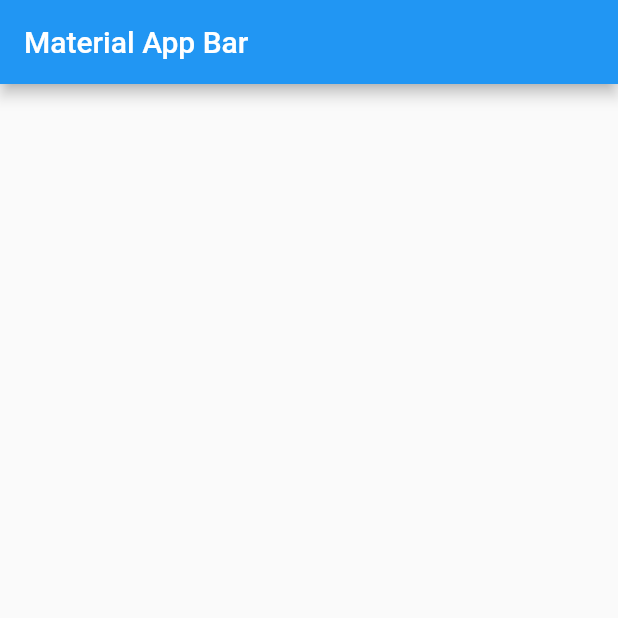
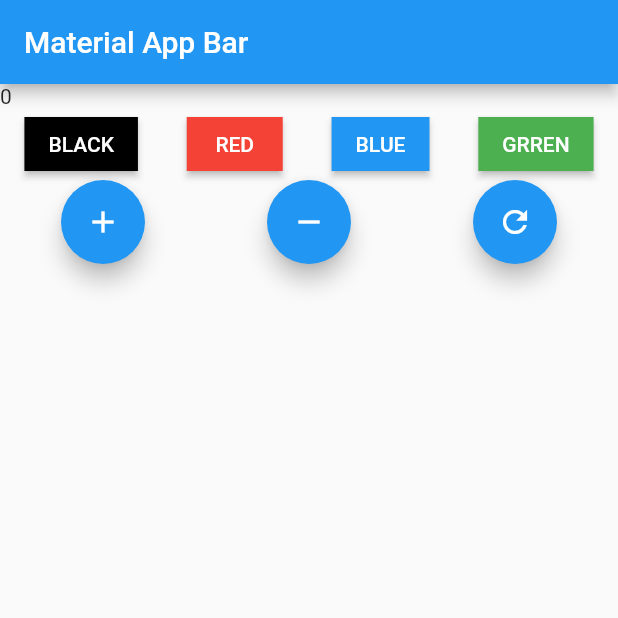
Before and after one commit to HappyFacell/Moviles, a Flutter app: the screen it shows after launch, on a phone screen of 412 x 824 dp, the top half of it. Run offline on Flutter 3.47's test engine with Material 2 defaults, Android fonts, the phone set to English and light mode, and no system bars; our stand-ins replace avatar_glow, bloc, equatable, flutter_bloc, font_awesome_flutter, permission_handler; missing offline and left inert: record.

Commit message:
Cambios y permisos

```diff
--- a/contador_v2/lib/main.dart
+++ b/contador_v2/lib/main.dart
@@ -1,5 +1,7 @@
 import 'package:flutter/material.dart';
 import 'package:contador_v2/pages/home/home_page.dart';
+import 'package:contador_v2/provider/counting_provider.dart';
+import 'package:provider/provider.dart';
 
 void main() => runApp(const MyApp());
 
@@ -14,7 +16,10 @@ class MyApp extends StatelessWidget {
         appBar: AppBar(
           title: const Text('Material App Bar'),
         ),
-        body: HomePage()
+        body: ChangeNotifierProvider(
+          create: (context) => Counting(),
+          child: HomePage(),
+        ),
       ),
     );
   }
--- a/contador_v2/lib/pages/home/home_page.dart
+++ b/contador_v2/lib/pages/home/home_page.dart
@@ -1,10 +1,120 @@
 import 'package:flutter/material.dart';
+import 'package:contador_v2/provider/counting_provider.dart';
+import 'package:provider/provider.dart';
 
-class HomePage extends StatelessWidget {
+enum Colores {white,black, red,blue, green}
+
+class HomePage extends StatelessWidget  {
   const HomePage({super.key});
 
   @override
   Widget build(BuildContext context) {
-    return Container();
+    var temp;
+
+    return Container(
+      child: Column(
+        children: [
+          //Base de color y contador
+          Row(
+            children: [
+              Text("${context.watch<Counting>().getCount}"),
+],
+          ),
+          //Botones de colores
+          Row(
+            mainAxisAlignment: MainAxisAlignment.spaceAround,
+            children: [
+              ElevatedButton(
+                style: ButtonStyle(
+                  shape: MaterialStateProperty.all<RoundedRectangleBorder>(
+                    const RoundedRectangleBorder(
+                      borderRadius: BorderRadius.zero,
+                    ),
+                  ),
+                  backgroundColor:
+                      MaterialStateProperty.all<Color>(Colors.black),
+                ),
+                onPressed: () {
+                  temp = Colores.black.index;
+                  print(temp);
+                },
+                child: const Text("BLACK"),
+              ),
+              ElevatedButton(
+                style: ButtonStyle(
+                  shape: MaterialStateProperty.all<RoundedRectangleBorder>(
+                    const RoundedRectangleBorder(
+                      borderRadius: BorderRadius.zero,
+                    ),
+                  ),
+                  backgroundColor: MaterialStateProperty.all<Color>(Colors.red),
+                ),
+                onPressed: () {
+                  temp = Colores.red.index;
+                  print(temp);
+                },
+                child: const Text("RED"),
+              ),
+              ElevatedButton(
+                style: ButtonStyle(
+                  shape: MaterialStateProperty.all<RoundedRectangleBorder>(
+                    const RoundedRectangleBorder(
+                      borderRadius: BorderRadius.zero,
+                    ),
+                  ),
+                  backgroundColor:
+                      MaterialStateProperty.all<Color>(Colors.blue),
+                ),
+                onPressed: () {
+                  temp = Colores.blue.index;
+                  print(temp);
+                },
+                child: const Text("BLUE"),
+              ),
+              ElevatedButton(
+                style: ButtonStyle(
+                  shape: MaterialStateProperty.all<RoundedRectangleBorder>(
+                    const RoundedRectangleBorder(
+                      borderRadius: BorderRadius.zero,
+                    ),
+                  ),
+                  backgroundColor:
+                      MaterialStateProperty.all<Color>(Colors.green),
+                ),
+                onPressed: () {
+                  temp = Colores.green.index;
+                  print(temp);
+                },
+                child: const Text("GRREN"),
+              ),
+            ],
+          ),
+          //Botones de contador
+          Row(
+            mainAxisAlignment: MainAxisAlignment.spaceAround,
+            children: [
+              FloatingActionButton(
+                onPressed: () {
+                  context.read<Counting>().addCount();
+                },
+                child: const Icon(Icons.add),
+              ),
+              FloatingActionButton(
+                onPressed: () {
+                  context.read<Counting>().minusCount();
+                },
+                child: const Icon(Icons.remove),
+              ),
+              FloatingActionButton(
+                onPressed: () {
+                  context.read<Counting>().resetCount();
+                },
+                child: const Icon(Icons.refresh),
+              )
+            ],
+          ),
+        ],
+      ),
+    );
   }
 }
--- /dev/null
+++ b/permisos/lib/main.dart
@@ -0,0 +1,18 @@
+import 'package:flutter/material.dart';
+import 'package:permisos/home/home_page.dart';
+
+void main() => runApp(const MyApp());
+
+class MyApp extends StatelessWidget {
+  const MyApp({super.key});
+
+  @override
+  Widget build(BuildContext context) {
+    return MaterialApp(
+      theme: ThemeData(
+        colorScheme: ColorScheme.dark(),
+      ),
+      home: HomepPage(),
+    );
+  }
+}
```
Also changed, not shown: contador_v2/lib/provider/color_provider.dart (added, +10 -0 lines), contador_v2/lib/provider/counting_provider.dart (added, +24 -0 lines), permisos/analysis_options.yaml (added, +29 -0 lines), permisos/lib/home/bloc/files_bloc.dart (added, +100 -0 lines), permisos/lib/home/bloc/files_event.dart (added, +38 -0 lines), permisos/lib/home/bloc/files_state.dart (added, +41 -0 lines), permisos/lib/home/home_page.dart (added, +50 -0 lines), permisos/pubspec.yaml (added, +96 -0 lines), 59 other files.
